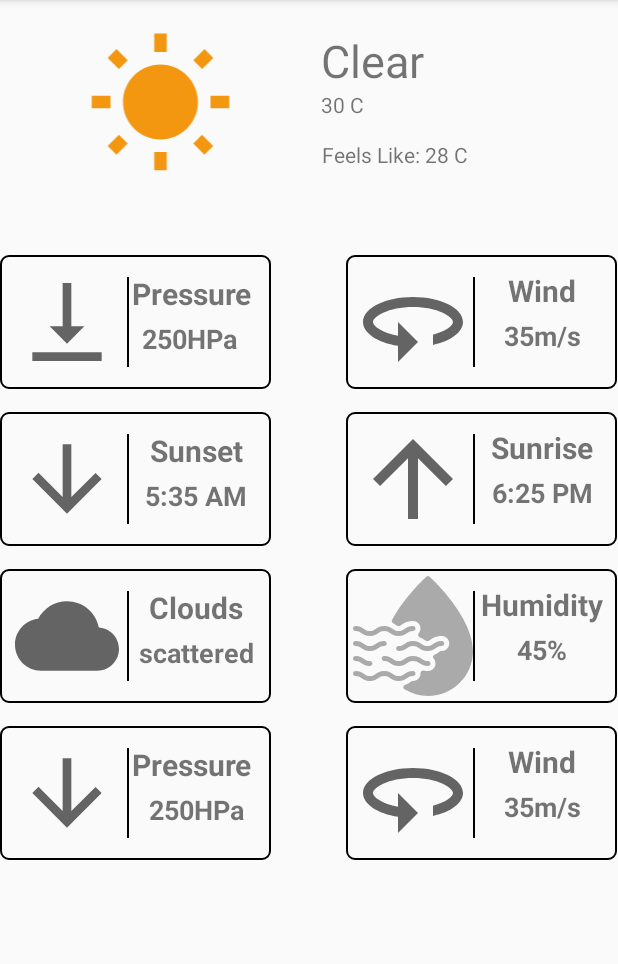
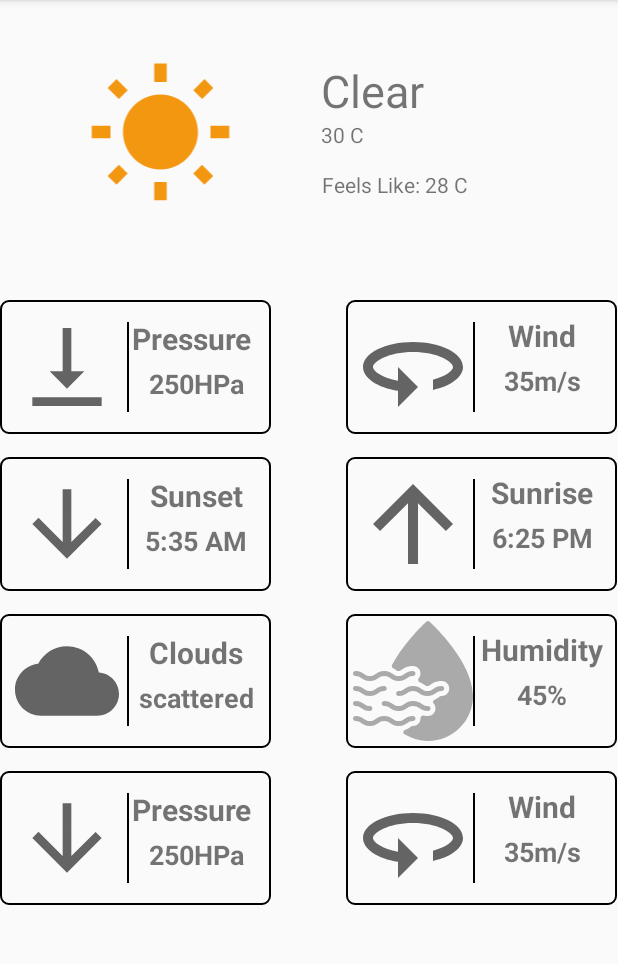
Before and after one commit to authentichamza/sum, an Android app: the screen it shows after launch (MainActivity), on a phone screen of 412 x 824 dp, the part 84-1048 px from its top. Run offline under Robolectric (Android 15) with nearby library versions, the phone set to English and light mode, and no system bars.

Commit message:
updated margins

```diff
--- a/Weather/app/src/main/res/layout/activity_main.xml
+++ b/Weather/app/src/main/res/layout/activity_main.xml
@@ -12,6 +12,7 @@
         android:layout_width="match_parent"
         android:layout_height="wrap_content"
         android:orientation="horizontal"
+        android:layout_marginTop="20dp"
         android:layout_marginBottom="50dp">
 
         <ImageView
@@ -50,62 +51,69 @@
                 android:text="Feels Like: 28 C" />
         </LinearLayout>
     </LinearLayout>
-    <LinearLayout
-        android:layout_width="wrap_content"
-        android:layout_height="wrap_content"
-        android:orientation="horizontal">
+
     <LinearLayout
         android:layout_width="wrap_content"
         android:layout_height="wrap_content"
         android:orientation="horizontal"
+        android:layout_marginTop="10dp">
+
+        <LinearLayout
+            android:layout_width="wrap_content"
+            android:layout_height="wrap_content"
+            android:layout_marginBottom="15sp"
+            android:layout_weight="1"
             android:background="@drawable/customborder"
-            android:layout_weight="1"
-            android:layout_marginBottom="15sp">
+            android:orientation="horizontal">
+
             <ImageView
                 android:layout_width="80sp"
                 android:layout_height="80sp"
-                        android:src="@drawable/ic_baseline_vertical_align_bottom_24"
-                        android:padding="5sp">
-            </ImageView>
+                android:padding="5sp"
+                android:src="@drawable/ic_baseline_vertical_align_bottom_24"></ImageView>
+
             <View
                 android:layout_width="1dp"
                 android:layout_height="60dp"
+                android:layout_marginTop="10dp"
                 android:background="@android:color/black"
-                android:gravity="center"
-                android:layout_marginTop="10dp"/>
+                android:gravity="center" />
+
             <LinearLayout
                 android:layout_width="match_parent"
                 android:layout_height="match_parent"
                 android:orientation="vertical">
+
                 <TextView
                     android:layout_width="90dp"
                     android:layout_height="wrap_content"
                     android:layout_marginTop="5sp"
+                    android:padding="2sp"
                     android:text="@string/pressure"
-                            android:textStyle="bold"
                     android:textSize="20sp"
-                            android:padding="2sp">
-                        </TextView>
+                    android:textStyle="bold"></TextView>
+
                 <TextView
-                            android:layout_width="80dp"
+                    android:layout_width="match_parent"
                     android:layout_height="wrap_content"
+                    android:gravity="center"
+                    android:padding="2sp"
                     android:text="@string/pvalue"
-                            android:textStyle="bold"
                     android:textSize="18sp"
-                            android:gravity="center"
 
-                            android:padding="2sp">
+                    android:textStyle="bold">
 
                 </TextView>
             </LinearLayout>
         </LinearLayout>
+
         <LinearLayout
             android:layout_width="wrap_content"
             android:layout_height="wrap_content"
+            android:layout_marginLeft="50dp"
             android:layout_weight="1"
             android:background="@drawable/customborder"
-            android:orientation="horizontal"
-            android:layout_marginLeft="50dp">
+            android:orientation="horizontal">
 
             <ImageView
                 android:layout_width="80sp"
@@ -113,26 +121,28 @@
                 android:src="@drawable/ic_baseline_360_24">
 
             </ImageView>
+
             <View
                 android:layout_width="1dp"
                 android:layout_height="60dp"
+                android:layout_marginTop="10dp"
                 android:background="@android:color/black"
-                android:gravity="center"
-                android:layout_marginTop="10dp"/>
+                android:gravity="center" />
+
             <LinearLayout
                 android:layout_width="match_parent"
                 android:layout_height="match_parent"
                 android:orientation="vertical">
+
                 <TextView
                     android:layout_width="90dp"
                     android:layout_height="wrap_content"
                     android:layout_marginTop="5sp"
+                    android:gravity="center"
+                    android:paddingBottom="2sp"
                     android:text="@string/wind"
-                    android:gravity="center"
-                    android:textStyle="bold"
                     android:textSize="20sp"
-                    android:paddingBottom="2sp">
-                </TextView>
+                    android:textStyle="bold"></TextView>
 
                 <TextView
                     android:layout_width="match_parent"
@@ -145,6 +155,7 @@
             </LinearLayout>
         </LinearLayout>
     </LinearLayout>
+
     <LinearLayout
         android:layout_width="wrap_content"
         android:layout_height="wrap_content"
```
Lines whose indentation alone changed are shown as unchanged.
